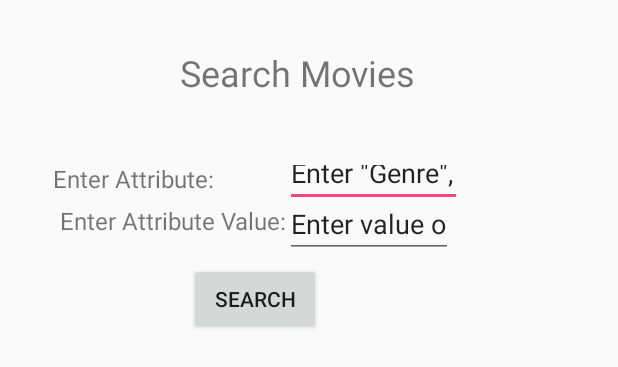
After one commit to sameervijay/netflix, an Android app: the layout activity_search_content.xml on its own in the app's theme, with its tools: preview values and no code run, on a phone screen of 412 x 824 dp. The commit adds this screen. Shown: the top 367 px of the screen. Run offline under Robolectric (Android 15) with nearby library versions, the phone set to English and light mode, and no system bars.

Commit message:
Adding search content

```diff
--- a/app/src/main/java/com/cs411/netflix/NetflixAsyncTask.java
+++ b/app/src/main/java/com/cs411/netflix/NetflixAsyncTask.java
@@ -24,6 +24,7 @@ import com.google.gson.GsonBuilder;
 
 public class NetflixAsyncTask extends AsyncTask<String, String, String> {
     public LoginActivity loginActivity;
+    public SearchContentActivity searchContentActivity;
     private static final Gson GSON = new GsonBuilder().create();
 
     public NetflixAsyncTask() {
@@ -123,6 +124,9 @@ public class NetflixAsyncTask extends AsyncTask<String, String, String> {
             case "get_users":
                 System.out.println(result);
                 break;
+            case "search_content":
+                System.out.println(result);
+                break;
             default:
                 Log.e("Error", "Unexpected response");
         }
--- /dev/null
+++ b/app/src/main/res/layout/activity_search_content.xml
@@ -0,0 +1,88 @@
+<?xml version="1.0" encoding="utf-8"?>
+<android.support.constraint.ConstraintLayout xmlns:android="http://schemas.android.com/apk/res/android"
+    xmlns:app="http://schemas.android.com/apk/res-auto"
+    xmlns:tools="http://schemas.android.com/tools"
+    android:id="@+id/linearLayout"
+    android:layout_width="wrap_content"
+    android:layout_height="wrap_content">
+
+    <TextView
+        android:id="@+id/headingText"
+        android:layout_width="212dp"
+        android:layout_height="44dp"
+        android:layout_marginStart="90dp"
+        android:layout_marginTop="32dp"
+        android:baselineAligned="false"
+        android:text="     Search Movies"
+        android:textSize="24dp"
+        app:layout_constraintBottom_toBottomOf="parent"
+        app:layout_constraintEnd_toEndOf="parent"
+        app:layout_constraintHorizontal_bias="0.0"
+        app:layout_constraintHorizontal_chainStyle="packed"
+        app:layout_constraintStart_toStartOf="parent"
+        app:layout_constraintTop_toTopOf="parent"
+        app:layout_constraintVertical_bias="0.0" />
+
+    <EditText
+        android:id="@+id/attributeEntry"
+        android:layout_width="118dp"
+        android:layout_height="38dp"
+        android:layout_marginStart="100dp"
+        android:layout_marginTop="24dp"
+        android:ems="10"
+        android:inputType="textEmailSubject|textPersonName"
+        android:text='Enter "Genre", "Language", "Director"'
+        app:layout_constraintStart_toStartOf="@+id/headingText"
+        app:layout_constraintTop_toBottomOf="@+id/headingText" />
+
+    <EditText
+        android:id="@+id/attributeValue"
+        android:layout_width="112dp"
+        android:layout_height="40dp"
+        android:layout_marginStart="100dp"
+        android:layout_marginTop="56dp"
+        android:ems="10"
+        android:inputType="textPersonName"
+        android:text="Enter value of attribute"
+        app:layout_constraintStart_toStartOf="@+id/headingText"
+        app:layout_constraintTop_toBottomOf="@+id/headingText" />
+
+    <TextView
+        android:id="@+id/attributeText"
+        android:layout_width="wrap_content"
+        android:layout_height="wrap_content"
+        android:layout_marginStart="40dp"
+        android:layout_marginTop="60dp"
+        android:text="Enter Attribute Value:"
+        android:textSize="16dp"
+        app:layout_constraintRight_toLeftOf="@+id/attributeEntry"
+        app:layout_constraintStart_toStartOf="parent"
+        app:layout_constraintTop_toBottomOf="@+id/headingText" />
+
+    <TextView
+        android:id="@+id/attributeValueText"
+        android:layout_width="wrap_content"
+        android:layout_height="wrap_content"
+        android:layout_marginStart="35dp"
+        android:layout_marginTop="32dp"
+        android:text="Enter Attribute:"
+        android:textSize="16dp"
+        app:layout_constraintRight_toLeftOf="@+id/attributeValue"
+        app:layout_constraintStart_toStartOf="parent"
+        app:layout_constraintTop_toBottomOf="@+id/headingText" />
+
+    <Button
+        android:id="@+id/SearchButton"
+        android:layout_width="wrap_content"
+        android:layout_height="wrap_content"
+        android:layout_marginStart="32dp"
+        android:layout_marginTop="190dp"
+        android:onClick="searchMovies"
+        android:text="SEARCH"
+        app:layout_constraintBottom_toTopOf="@+id/attributeValue"
+        app:layout_constraintEnd_toEndOf="parent"
+        app:layout_constraintStart_toStartOf="parent"
+        app:layout_constraintTop_toBottomOf="@+id/headingText" />
+    />
+
+</android.support.constraint.ConstraintLayout>
```
Also changed, not shown: app/src/main/java/com/cs411/netflix/SearchContentActivity.java (added, +54 -0 lines), app/src/main/res/layout/activity_login.xml (+14 -10 lines).
